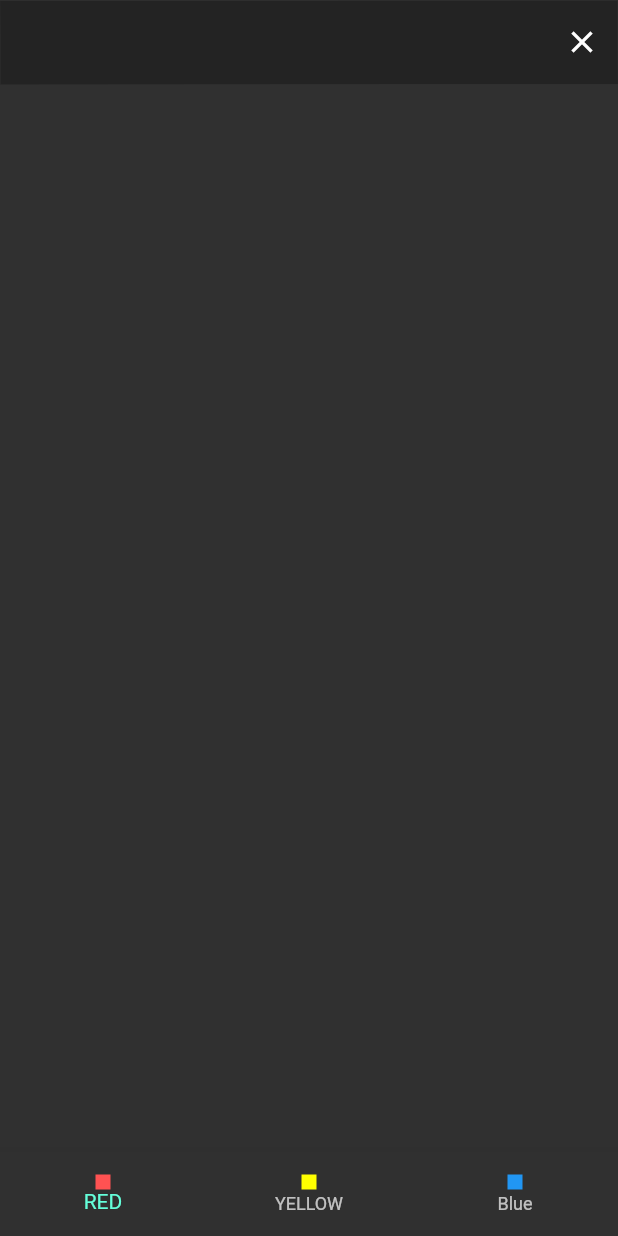
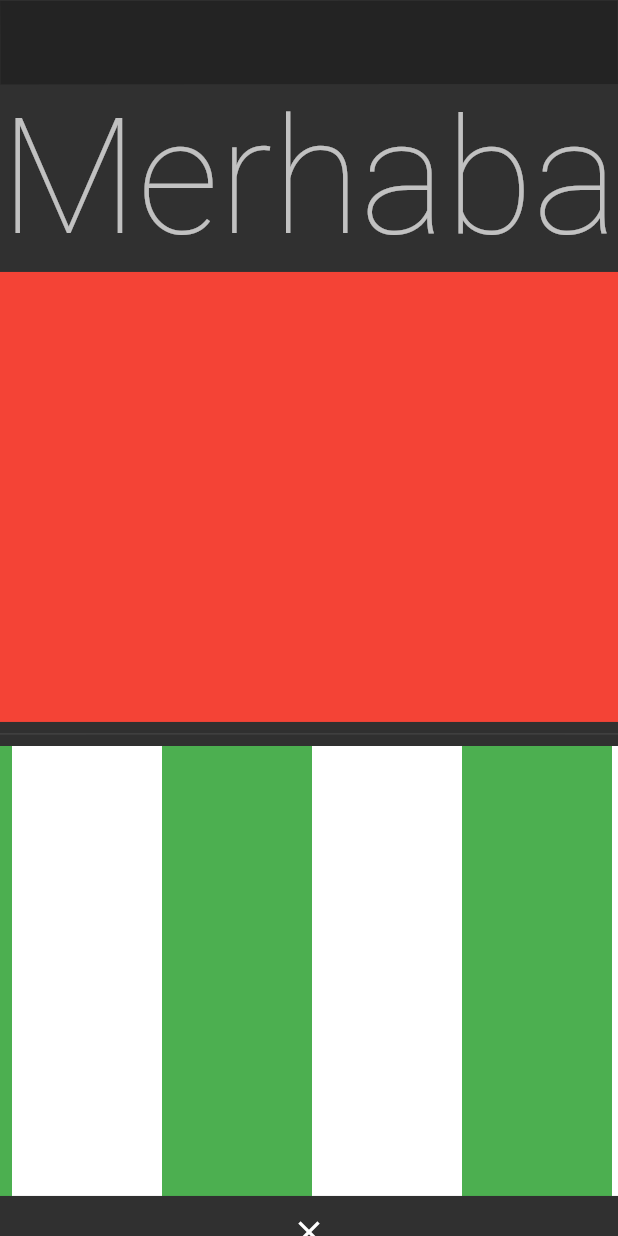
Before and after one commit to Mucahid-Canbey/flutter_note, a Flutter app: the screen it shows after launch, on a phone screen of 412 x 824 dp. Run offline on Flutter 3.47's test engine with Material 2 defaults, Android fonts, the phone set to English and light mode, and no system bars.

Commit message:
List View Learn | 101

```diff
--- /dev/null
+++ b/Flutter Learn/lib/101/list_view_learn.dart
@@ -0,0 +1,91 @@
+import 'package:flutter/material.dart';
+
+class ListViewLearn extends StatefulWidget {
+  const ListViewLearn({Key? key}) : super(key: key);
+
+  @override
+  State<ListViewLearn> createState() => _ListViewLearnState();
+}
+
+class _ListViewLearnState extends State<ListViewLearn> {
+  @override
+  Widget build(BuildContext context) {
+    return Scaffold(
+      appBar: AppBar(),
+      body: ListView(
+        padding: EdgeInsets.zero,
+        children: [
+          FittedBox(
+            child: Text(
+              'Merhaba',
+              style: Theme.of(context).textTheme.headline1,
+              maxLines: 1,
+            ),
+          ),
+          Container(color: Colors.red, height: 300),
+          const Divider(),
+          SizedBox(
+            height: 300,
+            child: ListView(shrinkWrap: true, scrollDirection: Axis.horizontal, children: [
+              Container(color: Colors.green, child: const Card()),
+              Container(color: Colors.white, width: 100),
+              Container(color: Colors.green, width: 100),
+              Container(color: Colors.white, width: 100),
+              Container(color: Colors.green, width: 100),
+              Container(color: Colors.white, width: 100),
+            ]),
+          ),
+          IconButton(onPressed: () {}, icon: const Icon(Icons.close)),
+          //xx
+          FittedBox(
+            child: Text(
+              'Merhaba',
+              style: Theme.of(context).textTheme.headline1,
+              maxLines: 1,
+            ),
+          ),
+          Container(color: Colors.red, height: 300),
+          const Divider(),
+          SizedBox(
+            height: 300,
+            child: ListView(scrollDirection: Axis.horizontal, children: [
+              Container(color: Colors.green, width: 100),
+              Container(color: Colors.white, width: 100),
+              Container(color: Colors.green, width: 100),
+              Container(color: Colors.white, width: 100),
+              Container(color: Colors.green, width: 100),
+            ]),
+          ),
+          IconButton(onPressed: () {}, icon: const Icon(Icons.close)),
+          const _ListDemo()
+        ],
+      ),
+    );
+  }
+}
+
+class _ListDemo extends StatefulWidget {
+  const _ListDemo({Key? key}) : super(key: key);
+
+  @override
+  State<_ListDemo> createState() => __ListDemoState();
+}
+
+class __ListDemoState extends State<_ListDemo> {
+  @override
+  void initState() {
+    super.initState();
+    print('hello');
+  }
+
+  @override
+  void dispose() {
+    super.dispose();
+    print('exit');
+  }
+
+  @override
+  Widget build(BuildContext context) {
+    return const Placeholder();
+  }
+}
--- a/Flutter Learn/lib/main.dart
+++ b/Flutter Learn/lib/main.dart
@@ -4,6 +4,7 @@ import 'package:flutter_101/101/column_row_learn.dart';
 import 'package:flutter_101/101/custom_widget_learn.dart';
 import 'package:flutter_101/101/indicator_learn.dart';
 import 'package:flutter_101/101/list_tile_learn.dart';
+import 'package:flutter_101/101/list_view_learn.dart';
 import 'package:flutter_101/101/page_view_learn.dart';
 import 'package:flutter_101/101/stack_learn.dart';
 import 'package:flutter_101/101/statefull_learn.dart';
@@ -40,7 +41,7 @@ class MyApp extends StatelessWidget {
             backgroundColor: Colors.transparent,
             elevation: 0.22,
           )),
-      home: const ColorLifeCycleView(
+      home: const ListViewLearn(
           //message: 'ses 2',
           // title: '',
           ),
```
